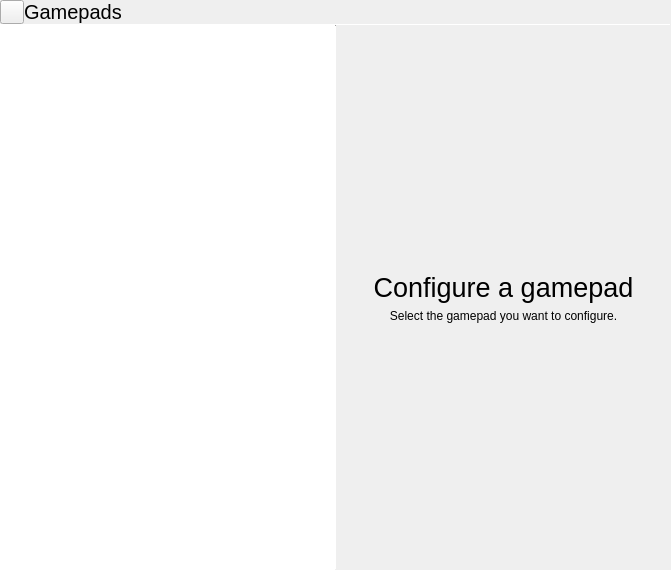
Before: the Qt Designer form gamepadconfigurationoverlay.ui in vicr123/libentertaining, drawn with Qt 5.
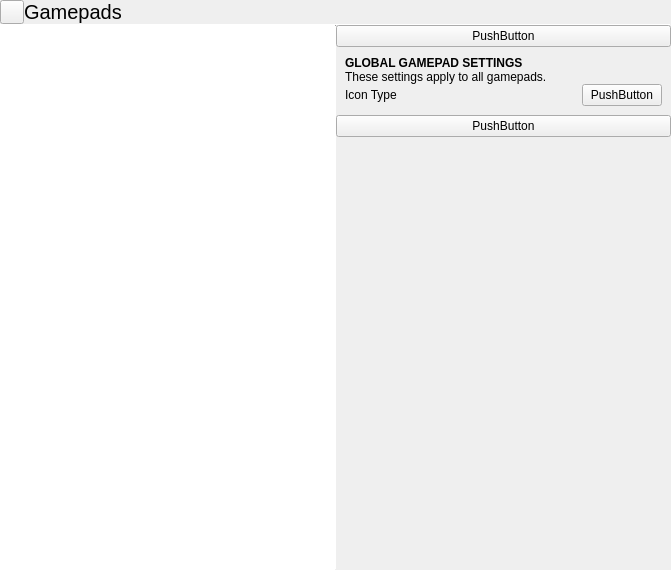
After: the same form once the commit is applied. Icons and pictures are not drawn. Custom widgets are drawn as their Qt base class.

Commit message: Implement more gamepad settings

Patch:
```diff
--- a/gamepadconfigurationoverlay.ui
+++ b/gamepadconfigurationoverlay.ui
@@ -115,7 +115,7 @@
      <item>
       <widget class="QStackedWidget" name="stackedWidget">
        <property name="currentIndex">
-        <number>0</number>
+        <number>1</number>
        </property>
        <widget class="QWidget" name="selectGamepadPage">
         <layout class="QVBoxLayout" name="verticalLayout_2">
@@ -172,6 +172,111 @@
          </item>
         </layout>
        </widget>
+       <widget class="QWidget" name="globalGamepadConfigurationPage">
+        <layout class="QVBoxLayout" name="verticalLayout_7">
+         <property name="spacing">
+          <number>0</number>
+         </property>
+         <property name="leftMargin">
+          <number>0</number>
+         </property>
+         <property name="topMargin">
+          <number>0</number>
+         </property>
+         <property name="rightMargin">
+          <number>0</number>
+         </property>
+         <property name="bottomMargin">
+          <number>0</number>
+         </property>
+         <item>
+          <widget class="FocusBarrier" name="globalFocusBarrierTop">
+           <property name="text">
+            <string notr="true">PushButton</string>
+           </property>
+          </widget>
+         </item>
+         <item>
+          <layout class="QGridLayout" name="gridLayout">
+           <property name="leftMargin">
+            <number>9</number>
+           </property>
+           <property name="topMargin">
+            <number>9</number>
+           </property>
+           <property name="rightMargin">
+            <number>9</number>
+           </property>
+           <property name="bottomMargin">
+            <number>9</number>
+           </property>
+           <item row="2" column="0">
+            <widget class="QLabel" name="label_7">
+             <property name="sizePolicy">
+              <sizepolicy hsizetype="Expanding" vsizetype="Preferred">
+               <horstretch>0</horstretch>
+               <verstretch>0</verstretch>
+              </sizepolicy>
+             </property>
+             <property name="text">
+              <string>Icon Type</string>
+             </property>
+            </widget>
+           </item>
+           <item row="0" column="0" colspan="2">
+            <widget class="QLabel" name="label_6">
+             <property name="font">
+              <font>
+               <weight>75</weight>
+               <bold>true</bold>
+              </font>
+             </property>
+             <property name="text">
+              <string>GLOBAL GAMEPAD SETTINGS</string>
+             </property>
+            </widget>
+           </item>
+           <item row="2" column="1">
+            <widget class="QPushButton" name="gamepadIconTypeButton">
+             <property name="text">
+              <string notr="true">PushButton</string>
+             </property>
+            </widget>
+           </item>
+           <item row="1" column="0" colspan="2">
+            <widget class="QLabel" name="label_8">
+             <property name="text">
+              <string>These settings apply to all gamepads.</string>
+             </property>
+             <property name="wordWrap">
+              <bool>true</bool>
+             </property>
+            </widget>
+           </item>
+          </layout>
+         </item>
+         <item>
+          <widget class="FocusBarrier" name="globalFocusBarrierBottom">
+           <property name="text">
+            <string notr="true">PushButton</string>
+           </property>
+          </widget>
+         </item>
+         <item>
+          <spacer name="verticalSpacer_4">
+           <property name="orientation">
+            <enum>Qt::Vertical</enum>
+           </property>
+           <property name="sizeHint" stdset="0">
+            <size>
+             <width>20</width>
+             <height>360</height>
+            </size>
+           </property>
+          </spacer>
+         </item>
+        </layout>
+       </widget>
        <widget class="QWidget" name="gamepadConfigurationPage">
         <layout class="QVBoxLayout" name="verticalLayout_4">
          <property name="spacing">
```
Left out of the diff: 7 changed lines with no effect on the pictures. The commit also changes 202 other files.
